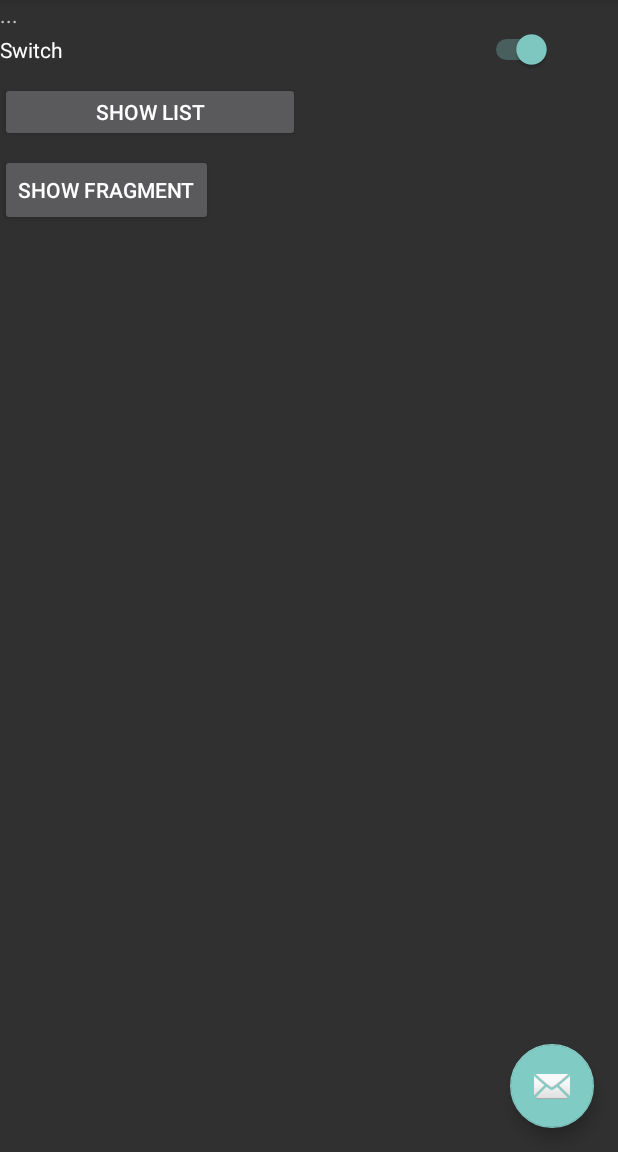
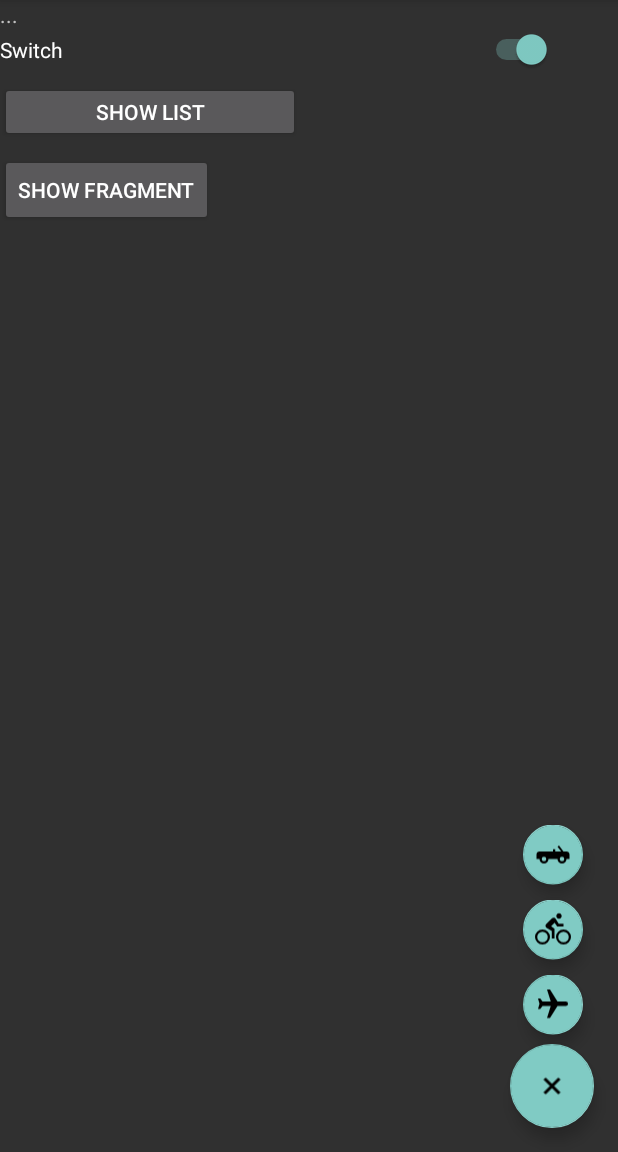
Before and after one commit to smarthomefans/ioGo, an Android app: the screen it shows after launch (MainActivity), in the options menu, after a tap on "Settings", on a phone screen of 412 x 824 dp, the part 84-1236 px from its top. Run offline under Robolectric (Android 15) with nearby library versions, the phone set to English and light mode, and no system bars; our stand-ins replace ButterKnife, Dagger/Hilt's generated code; libraries missing offline, so code that uses them is left out: com.squareup.otto; 1 statement that could not run was skipped.

Commit message:
v0.0.11 fab menu

```diff
--- a/app/build.gradle
+++ b/app/build.gradle
@@ -43,6 +43,7 @@ dependencies {
     // ROOM
     implementation 'android.arch.persistence.room:runtime:1.0.0'
     annotationProcessor 'android.arch.persistence.room:compiler:1.0.0'
+    debugImplementation 'com.amitshekhar.android:debug-db:1.0.3'
 
     // DAGGER
     annotationProcessor 'com.google.dagger:dagger-compiler:2.11'
@@ -54,4 +55,6 @@ dependencies {
     // BUTTERKNIFE
     implementation 'com.jakewharton:butterknife:8.5.1'
     annotationProcessor 'com.jakewharton:butterknife-compiler:8.5.1'
+
+
 }
--- a/app/src/main/java/com/example/nagel/io1/service/SocketService.java
+++ b/app/src/main/java/com/example/nagel/io1/service/SocketService.java
@@ -29,6 +29,7 @@ public class SocketService extends Service {
         DataBus.getBus().register(this);
 
         try {
+            //mSocket = IO.socket("http://192.168.1.33:8084/");
             mSocket = IO.socket("http://192.168.1.33:8084/");
             mSocket.on(Socket.EVENT_CONNECT, onConnect);
             mSocket.on("stateChange", onStateChange);
--- a/app/src/main/java/com/example/nagel/io1/service/repository/StateDao.java
+++ b/app/src/main/java/com/example/nagel/io1/service/repository/StateDao.java
@@ -14,7 +14,7 @@ import java.util.List;
 public interface StateDao {
 
     @Query("SELECT * FROM state")
-    LiveData<List<State>> getAllStates();
+    List<State> getAllStates();
 
     @Insert(onConflict = OnConflictStrategy.REPLACE)
     void insert(State... states);
--- a/app/src/main/java/com/example/nagel/io1/view/ui/MainActivity.java
+++ b/app/src/main/java/com/example/nagel/io1/view/ui/MainActivity.java
@@ -1,6 +1,7 @@
 package com.example.nagel.io1.view.ui;
 
 import android.content.Intent;
+import android.content.res.Resources;
 import android.os.Bundle;
 import android.support.design.widget.FloatingActionButton;
 import android.support.design.widget.Snackbar;
@@ -19,6 +20,7 @@ import com.example.nagel.io1.R;
 import com.example.nagel.io1.service.DataBus;
 import com.example.nagel.io1.service.Events;
 import com.example.nagel.io1.service.SocketService;
+import com.example.nagel.io1.service.model.IoState;
 import com.example.nagel.io1.service.repository.StateRepository;
 import com.squareup.otto.Subscribe;
 
@@ -29,12 +31,19 @@ import javax.inject.Inject;
 
 import butterknife.BindView;
 import butterknife.ButterKnife;
+import butterknife.OnClick;
 import dagger.android.AndroidInjection;
 
 public class MainActivity extends AppCompatActivity {
 
     @BindView(R.id.vi_switch) Switch wSwitch;
     @BindView(R.id.textState) TextView wTextView;
+    @BindView(R.id.fab) FloatingActionButton fab;
+    @BindView(R.id.fab_airplane) FloatingActionButton fab_airplane;
+    @BindView(R.id.fab_bike) FloatingActionButton fab_bike;
+    @BindView(R.id.fab_car) FloatingActionButton fab_car;
+
+    boolean isFABOpen = false;
 
     @Override
     protected void onCreate(Bundle savedInstanceState) {
@@ -49,15 +58,71 @@ public class MainActivity extends AppCompatActivity {
         Intent intent = new Intent(this, SocketService.class);
         startService(intent);
 
-        FloatingActionButton fab = (FloatingActionButton) findViewById(R.id.fab);
-        fab.setOnClickListener(new View.OnClickListener() {
+        /*fab.setOnClickListener(new View.OnClickListener() {
             @Override
             public void onClick(View view) {
-                Snackbar.make(view, "Replace with your own action", Snackbar.LENGTH_LONG)
-                        .setAction("Action", null).show();
+                if(!isFABOpen){
+                    showFABMenu();
+                }else{
+                    closeFABMenu();
+                }
             }
-        });
+        });*/
+    }
 
+    @OnClick(R.id.fab)
+    public void onClickFab() {
+        if(!isFABOpen){
+            showFABMenu();
+        }else{
+            closeFABMenu();
+        }
+    }
+
+    @OnClick(R.id.fab_airplane)
+    public void onClickFabAirplane() {
+        Toast.makeText(MainActivity.this,
+                "Airplane started", Toast.LENGTH_SHORT).show();
+        closeFABMenu();
+    }
+
+    @OnClick(R.id.fab_bike)
+    public void onClickFabBike() {
+        Toast.makeText(MainActivity.this,
+                "Bike started", Toast.LENGTH_SHORT).show();
+        closeFABMenu();
+    }
+
+    @OnClick(R.id.fab_car)
+    public void onClickFabCar() {
+        Toast.makeText(MainActivity.this,
+                "Car started", Toast.LENGTH_SHORT).show();
+        closeFABMenu();
+    }
+
+    private void showFABMenu(){
+        isFABOpen=true;
+        fab.setRotation(135);
+        fab_airplane.animate().translationY(-getResources().getDimension(R.dimen.standard_55));
+        fab_bike.animate().translationY(-getResources().getDimension(R.dimen.standard_105));
+        fab_car.animate().translationY(-getResources().getDimension(R.dimen.standard_155));
+    }
+
+    private void closeFABMenu(){
+        isFABOpen=false;
+        fab.setRotation(0);
+        fab_airplane.animate().translationY(0);
+        fab_bike.animate().translationY(0);
+        fab_car.animate().translationY(0);
+    }
+
+    @Override
+    public void onBackPressed() {
+        if(!isFABOpen){
+            super.onBackPressed();
+        }else{
+            closeFABMenu();
+        }
     }
 
     @Override
@@ -72,7 +137,8 @@ public class MainActivity extends AppCompatActivity {
             @Override
             public void run() {
                 Log.d("onStateChange", event.getId() + " => " + event.getData());
-                wTextView.setText(event.getId());
+                IoState state = new IoState(event.getId(), null, null, event.getData());
+                wTextView.setText(event.getId() + " => " + state.getVal());
                 if ("javascript.0.vi_switch".equals(event.getId())) {
                     JSONObject data = null;
                     try {
--- /dev/null
+++ b/app/src/main/res/drawable/airplane.xml
@@ -0,0 +1,8 @@
+<!-- drawable/airplane.xml -->
+<vector xmlns:android="http://schemas.android.com/apk/res/android"
+    android:height="24dp"
+    android:width="24dp"
+    android:viewportWidth="24"
+    android:viewportHeight="24">
+    <path android:fillColor="#FF000000" android:pathData="M21,16V14L13,9V3.5A1.5,1.5 0 0,0 11.5,2A1.5,1.5 0 0,0 10,3.5V9L2,14V16L10,13.5V19L8,20.5V22L11.5,21L15,22V20.5L13,19V13.5L21,16Z" />
+</vector>
--- /dev/null
+++ b/app/src/main/res/drawable/bike.xml
@@ -0,0 +1,8 @@
+<!-- drawable/bike.xml -->
+<vector xmlns:android="http://schemas.android.com/apk/res/android"
+    android:height="24dp"
+    android:width="24dp"
+    android:viewportWidth="24"
+    android:viewportHeight="24">
+    <path android:fillColor="#FF000000" android:pathData="M5,20.5A3.5,3.5 0 0,1 1.5,17A3.5,3.5 0 0,1 5,13.5A3.5,3.5 0 0,1 8.5,17A3.5,3.5 0 0,1 5,20.5M5,12A5,5 0 0,0 0,17A5,5 0 0,0 5,22A5,5 0 0,0 10,17A5,5 0 0,0 5,12M14.8,10H19V8.2H15.8L13.86,4.93C13.57,4.43 13,4.1 12.4,4.1C11.93,4.1 11.5,4.29 11.2,4.6L7.5,8.29C7.19,8.6 7,9 7,9.5C7,10.13 7.33,10.66 7.85,10.97L11.2,13V18H13V11.5L10.75,9.85L13.07,7.5M19,20.5A3.5,3.5 0 0,1 15.5,17A3.5,3.5 0 0,1 19,13.5A3.5,3.5 0 0,1 22.5,17A3.5,3.5 0 0,1 19,20.5M19,12A5,5 0 0,0 14,17A5,5 0 0,0 19,22A5,5 0 0,0 24,17A5,5 0 0,0 19,12M16,4.8C17,4.8 17.8,4 17.8,3C17.8,2 17,1.2 16,1.2C15,1.2 14.2,2 14.2,3C14.2,4 15,4.8 16,4.8Z" />
+</vector>
--- /dev/null
+++ b/app/src/main/res/drawable/car.xml
@@ -0,0 +1,8 @@
+<!-- drawable/car_convertible.xml -->
+<vector xmlns:android="http://schemas.android.com/apk/res/android"
+    android:height="24dp"
+    android:width="24dp"
+    android:viewportWidth="24"
+    android:viewportHeight="24">
+    <path android:fillColor="#FF000000" android:pathData="M16,6L15,6.75L17.5,10H13.5V8.5H12V10H3C1.89,10 1,10.89 1,12V15H3A3,3 0 0,0 6,18A3,3 0 0,0 9,15H15A3,3 0 0,0 18,18A3,3 0 0,0 21,15H23V12C23,10.89 22.11,10 21,10H19L16,6M6,13.5A1.5,1.5 0 0,1 7.5,15A1.5,1.5 0 0,1 6,16.5A1.5,1.5 0 0,1 4.5,15A1.5,1.5 0 0,1 6,13.5M18,13.5A1.5,1.5 0 0,1 19.5,15A1.5,1.5 0 0,1 18,16.5A1.5,1.5 0 0,1 16.5,15A1.5,1.5 0 0,1 18,13.5Z" />
+</vector>
--- /dev/null
+++ b/app/src/main/res/drawable/plus.xml
@@ -0,0 +1,8 @@
+<!-- drawable/plus.xml -->
+<vector xmlns:android="http://schemas.android.com/apk/res/android"
+    android:height="24dp"
+    android:width="24dp"
+    android:viewportWidth="24"
+    android:viewportHeight="24">
+    <path android:fillColor="#FF000000" android:pathData="M19,13H13V19H11V13H5V11H11V5H13V11H19V13Z" />
+</vector>
--- a/app/src/main/res/layout/activity_main.xml
+++ b/app/src/main/res/layout/activity_main.xml
@@ -21,8 +21,35 @@
     </android.support.design.widget.AppBarLayout>
 
     <include
-        layout="@layout/content_main"
-        android:layout_height="match_parent" />
+        layout="@layout/content_main" />
+
+    <android.support.design.widget.FloatingActionButton
+        android:id="@+id/fab_bike"
+        android:layout_width="wrap_content"
+        android:layout_height="wrap_content"
+        android:layout_gravity="bottom|end"
+        android:layout_margin="@dimen/standard_23"
+        app:fabSize="mini"
+        app:srcCompat="@drawable/bike" />
+
+    <android.support.design.widget.FloatingActionButton
+        android:id="@+id/fab_airplane"
+        android:layout_width="wrap_content"
+        android:layout_height="wrap_content"
+        android:layout_gravity="bottom|end"
+        android:layout_margin="@dimen/standard_23"
+        android:rotation="90"
+        app:fabSize="mini"
+        app:srcCompat="@drawable/airplane" />
+
+    <android.support.design.widget.FloatingActionButton
+        android:id="@+id/fab_car"
+        android:layout_width="wrap_content"
+        android:layout_height="wrap_content"
+        android:layout_gravity="bottom|end"
+        android:layout_margin="@dimen/standard_23"
+        app:fabSize="mini"
+        app:srcCompat="@drawable/car" />
 
     <android.support.design.widget.FloatingActionButton
         android:id="@+id/fab"
@@ -30,6 +57,7 @@
         android:layout_height="wrap_content"
         android:layout_gravity="bottom|end"
         android:layout_margin="@dimen/fab_margin"
-        app:srcCompat="@android:drawable/ic_dialog_email" />
+        app:fabSize="normal"
+        app:srcCompat="@drawable/plus" />
 
 </android.support.design.widget.CoordinatorLayout>
--- a/app/src/main/res/values/dimens.xml
+++ b/app/src/main/res/values/dimens.xml
@@ -1,4 +1,8 @@
 <resources>
     <dimen name="fab_margin">16dp</dimen>
     <dimen name="text_margin">16dp</dimen>
+    <dimen name="standard_23">23dp</dimen>
+    <dimen name="standard_55">55dp</dimen>
+    <dimen name="standard_105">105dp</dimen>
+    <dimen name="standard_155">155dp</dimen>
 </resources>
```
Also changed, not shown: app/src/main/java/com/example/nagel/io1/service/model/IoState.java (+12 -0 lines), app/src/main/java/com/example/nagel/io1/service/repository/StateRepository.java (+40 -7 lines).
